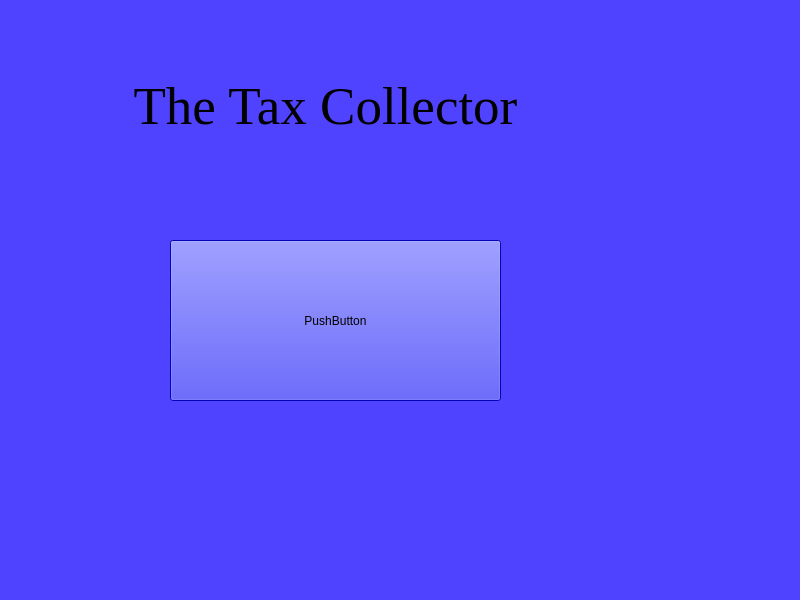
Qt form ProjectCSE165/titlewindow.ui (Idannny/CSE165_Project) before a commit.
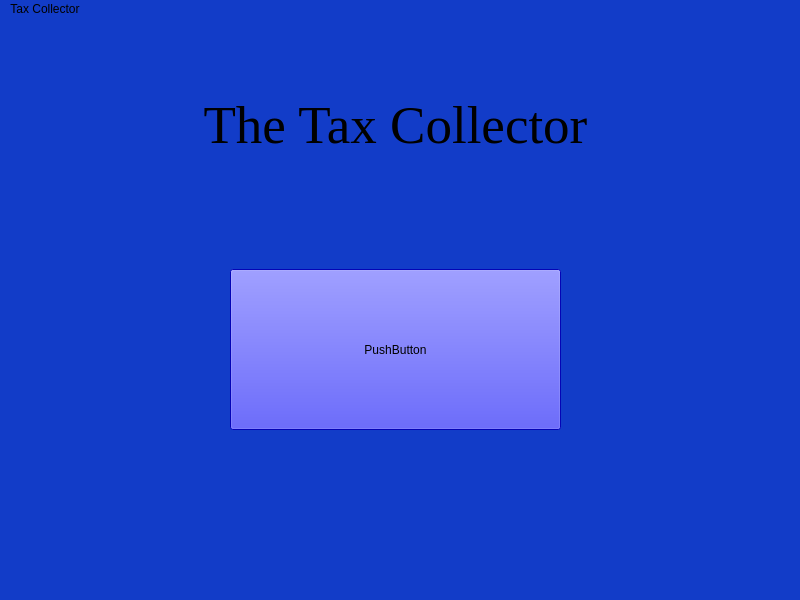
The same form after that commit.

Commit message:
New Song and some More Title Screen Modifications
Just some more updates

Diff of the .ui file:
```diff
--- a/ProjectCSE165/titlewindow.ui
+++ b/ProjectCSE165/titlewindow.ui
@@ -14,16 +14,16 @@
    <string>MainWindow</string>
   </property>
   <property name="styleSheet">
-   <string notr="true">background-color: rgb(0, 0, 255);
-background-color: rgb(80, 67, 255);
+   <string notr="true">background-color: rgb(18, 60, 200);
+
 border-color: rgb(0, 0, 0);</string>
   </property>
   <widget class="QWidget" name="centralwidget">
    <widget class="QPushButton" name="pushButton">
     <property name="geometry">
      <rect>
-      <x>170</x>
-      <y>240</y>
+      <x>230</x>
+      <y>250</y>
       <width>331</width>
       <height>161</height>
      </rect>
@@ -38,7 +38,7 @@
    <widget class="QLabel" name="label">
     <property name="geometry">
      <rect>
-      <x>50</x>
+      <x>120</x>
       <y>50</y>
       <width>551</width>
       <height>111</height>
@@ -67,6 +67,12 @@
      <height>20</height>
     </rect>
    </property>
+   <widget class="QMenu" name="menuTax_Collector">
+    <property name="title">
+     <string>Tax Collector</string>
+    </property>
+   </widget>
+   <addaction name="menuTax_Collector"/>
   </widget>
   <widget class="QStatusBar" name="statusbar"/>
  </widget>
```
The commit also changes 4 other files.
